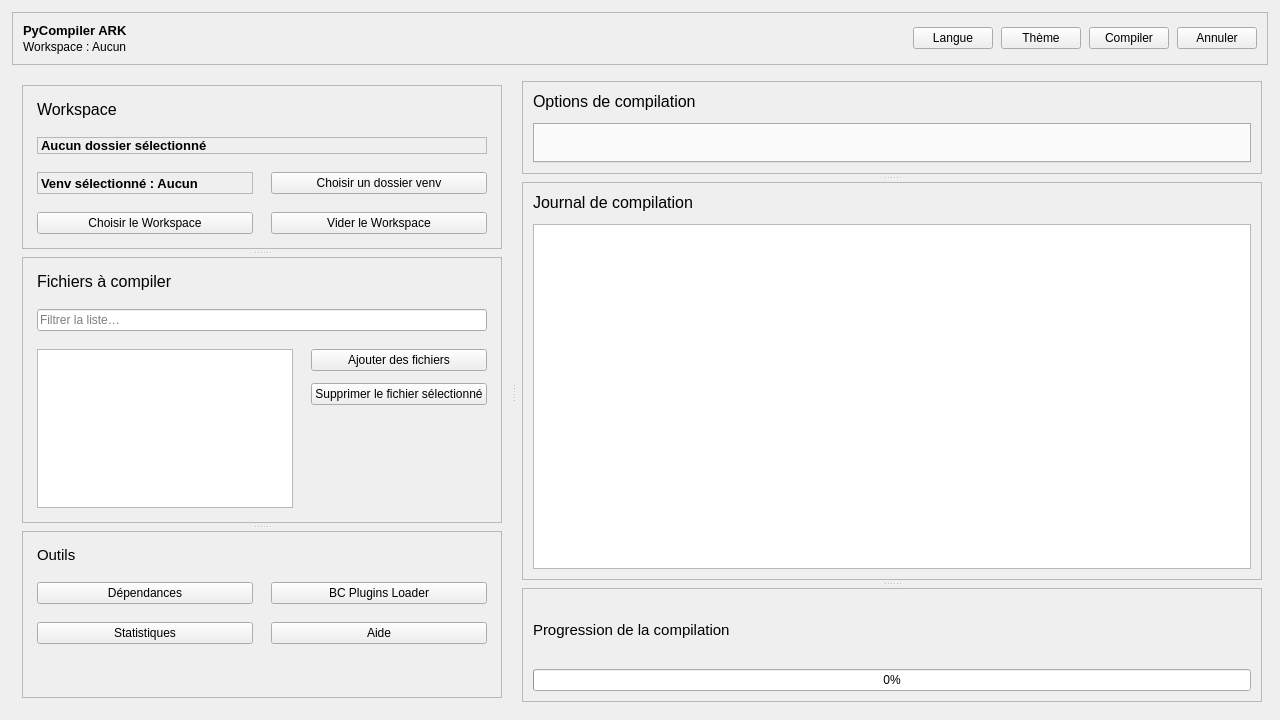
Above: ui/ui_design.ui from raidos23/PyCompiler_ARK before the change. Below: the same form after it.
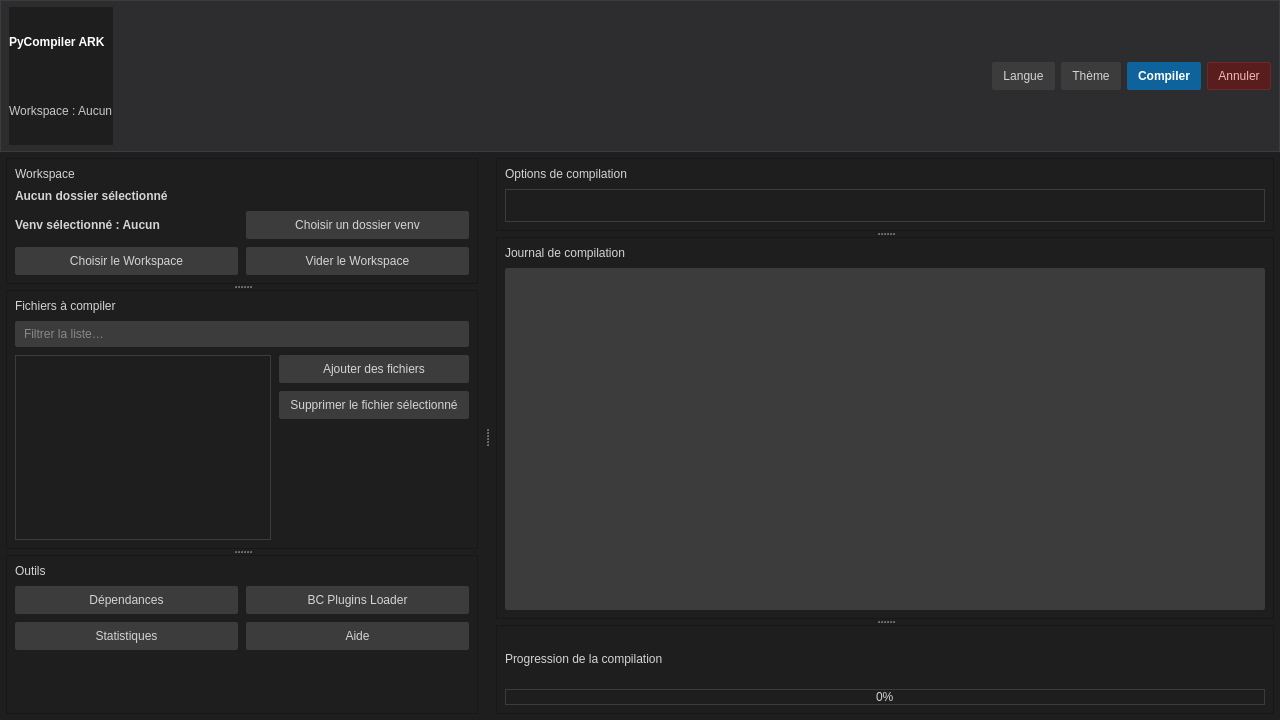
That is the form after the change.

Commit message: Refonte VSCode de l'interface principale

The edit to the form file:
```diff
--- a/ui/ui_design.ui
+++ b/ui/ui_design.ui
@@ -11,507 +11,275 @@
    </rect>
   </property>
   <property name="styleSheet">
-   <string notr="true">/* PyCompiler ARK — Dark Theme (ui/themes/dark.qss)
-   Palette sombre contrastée avec accent bleu
-*/
+   <string notr="true">/* PyCompiler ARK — VSCode inspired */
 
-/* Base */
 QWidget {
-  background: #121417; /* presque noir, confortable */
-  color: #E6E8EB;
-  font-family: &quot;Segoe UI&quot;, &quot;Noto Sans&quot;, &quot;DejaVu Sans&quot;, Arial, sans-serif;
-  font-size: 10pt;
+  background: #1E1E1E;
+  color: #D4D4D4;
+  font-family: "Segoe UI", "Noto Sans", "DejaVu Sans", Arial, sans-serif;
+  font-size: 9pt;
 }
 
 QToolTip {
-  background-color: #1B1E23;
-  color: #E6E8EB;
-  border: 1px solid #2A2F37;
-  border-radius: 6px;
+  background-color: #252526;
+  color: #D4D4D4;
+  border: 1px solid #3C3C3C;
+  border-radius: 2px;
   padding: 6px 8px;
 }
 
-/* Titres / labels */
-QLabel[objectName=&quot;label_workspace_section&quot;],
-QLabel[objectName=&quot;label_files_section&quot;],
-QLabel[objectName=&quot;label_options_section&quot;],
-QLabel[objectName=&quot;label_logs_section&quot;] {
+/* Header */
+QFrame#header {
+  background: #2D2D30;
+  border: 1px solid #3C3C3C;
+  border-radius: 0px;
+}
+QLabel#label_app_title {
+  color: #FFFFFF;
   font-weight: 600;
-  font-size: 12pt;
-  color: #F1F3F5;
-  padding-bottom: 4px;
 }
+QLabel#label_workspace_status {
+  color: #C8C8C8;
+}
 
-QLabel[objectName=&quot;label_main_actions&quot;],
-QLabel[objectName=&quot;label_config_actions&quot;],
-QLabel[objectName=&quot;label_tools&quot;],
-QLabel[objectName=&quot;label_settings&quot;],
-QLabel[objectName=&quot;label_progress&quot;] {
+/* Section labels */
+QLabel[objectName="label_workspace_section"],
+QLabel[objectName="label_files_section"],
+QLabel[objectName="label_options_section"],
+QLabel[objectName="label_logs_section"] {
   font-weight: 600;
-  font-size: 11pt;
-  color: #F1F3F5;
+  font-size: 9pt;
+  color: #C8C8C8;
   padding-bottom: 4px;
 }
+QLabel[objectName="label_main_actions"],
+QLabel[objectName="label_config_actions"],
+QLabel[objectName="label_tools"],
+QLabel[objectName="label_settings"],
+QLabel[objectName="label_progress"] {
+  font-weight: 600;
+  font-size: 9pt;
+  color: #C8C8C8;
+  padding-bottom: 4px;
+}
 
-/* Boutons */
+/* Buttons */
 QPushButton {
-  background: #1B1E23;
-  color: #E6E8EB;
-  border: 1px solid #2A2F37;
-  border-radius: 10px;
-  padding: 8px 14px;
-  font-size: 10pt;
+  background: #3C3C3C;
+  color: #D4D4D4;
+  border: 1px solid #3C3C3C;
+  border-radius: 2px;
+  padding: 6px 10px;
+  font-size: 9pt;
 }
-QPushButton:hover {
-  background: #232831;
-  border-color: #3A4049;
-}
-QPushButton:pressed {
-  background: #20242C;
-}
-QPushButton:disabled {
-  color: #878B93;
-  background: #1A1D21;
-  border-color: #1F2329;
-}
+QPushButton:hover { background: #454545; border-color: #454545; }
+QPushButton:pressed { background: #2A2A2A; }
+QPushButton:disabled { color: #8A8A8A; background: #2B2B2B; border-color: #2B2B2B; }
 
-/* Boutons principaux */
 QPushButton#compile_btn {
-  background: qlineargradient(x1:0, y1:0, x2:0, y2:1, stop:0 #3685FF, stop:1 #2D7DFF);
-  color: #ffffff;
-  border-color: #2D7DFF;
+  background: #0E639C;
+  color: #FFFFFF;
+  border-color: #0E639C;
   font-weight: 600;
 }
-QPushButton#compile_btn:hover { 
-  background: qlineargradient(x1:0, y1:0, x2:0, y2:1, stop:0 #4090FF, stop:1 #3280FF);
-  border-color: #3685FF;
-}
-QPushButton#compile_btn:pressed { 
-  background: #226AF0; 
-}
+QPushButton#compile_btn:hover { background: #1177BB; border-color: #1177BB; }
+QPushButton#compile_btn:pressed { background: #0B4F7A; }
 QPushButton#cancel_btn {
-  background: #3A2023;
-  color: #ffb3ba;
-  border: 1px solid #5A2A30;
+  background: #5A1D1D;
+  color: #F2B8B8;
+  border: 1px solid #6A2A2A;
 }
-QPushButton#cancel_btn:hover { 
-  background: #44262A;
-  border-color: #6A3A40;
-}
+QPushButton#cancel_btn:hover { background: #6A2727; border-color: #7A3030; }
 
-/* Cases à cocher */
-QCheckBox { color: #E6E8EB; }
-QCheckBox::indicator {
-  width: 16px; height: 16px;
-}
-QCheckBox::indicator:unchecked {
-  border: 1px solid #3A4049; border-radius: 3px; background: #14171B;
-}
-QCheckBox::indicator:checked {
-  image: none; border: 1px solid #2D7DFF; background: #2D7DFF;
-}
+/* Checkboxes &amp; Radio */
+QCheckBox { color: #D4D4D4; }
+QCheckBox::indicator { width: 14px; height: 14px; }
+QCheckBox::indicator:unchecked { border: 1px solid #3C3C3C; background: #1E1E1E; }
+QCheckBox::indicator:checked { image: none; border: 1px solid #007ACC; background: #007ACC; }
 
-/* Champs de saisie */
+QRadioButton::indicator { width: 14px; height: 14px; border: 1px solid #3C3C3C; background: #1E1E1E; border-radius: 7px; }
+QRadioButton::indicator:checked { background: #007ACC; border-color: #007ACC; }
+
+/* Inputs */
 QLineEdit, QTextEdit, QPlainTextEdit {
-  background: #14171B;
-  color: #E6E8EB;
-  border: 1px solid #2A2F37;
-  border-radius: 6px;
-  padding: 6px 8px;
+  background: #3C3C3C;
+  color: #D4D4D4;
+  border: 1px solid #3C3C3C;
+  border-radius: 2px;
+  padding: 4px 6px;
 }
-QLineEdit:focus, QTextEdit:focus, QPlainTextEdit:focus { border-color: #2D7DFF; }
+QLineEdit:focus, QTextEdit:focus, QPlainTextEdit:focus { border-color: #007ACC; }
 
-/* Listes */
+/* Lists &amp; Tables */
 QListWidget, QTreeWidget, QTableWidget, QTableView {
-  background: #14171B;
-  color: #E6E8EB;
-  border: 1px solid #2A2F37;
-  border-radius: 8px;
-  selection-background-color: #203357;
-  selection-color: #E6E8EB;
-  padding: 4px;
+  background: #1E1E1E;
+  color: #D4D4D4;
+  border: 1px solid #3C3C3C;
+  border-radius: 0px;
+  selection-background-color: #094771;
+  selection-color: #D4D4D4;
+  padding: 2px;
 }
-QListWidget::item, QTreeWidget::item {
-  padding: 6px 8px;
-  border-radius: 4px;
-}
-QListWidget::item:hover, QTreeWidget::item:hover {
-  background: #1B1E23;
-}
-QListWidget::item:selected, QTreeWidget::item:selected {
-  background: #203357;
-  color: #E6E8EB;
-}
-QListWidget::item:alternate {
-  background: #16191D;
-}
+QListWidget::item, QTreeWidget::item { padding: 4px 6px; }
+QListWidget::item:hover, QTreeWidget::item:hover { background: #2A2D2E; }
+QListWidget::item:selected, QTreeWidget::item:selected { background: #094771; color: #FFFFFF; }
 
-/* Onglets */
-QTabWidget::pane {
-  border: 1px solid #2A2F37; border-radius: 8px; background: #14171B;
-}
-QTabBar { background: #14171B; }
+/* Tabs */
+QTabWidget::pane { border: 1px solid #3C3C3C; background: #1E1E1E; }
+QTabBar { background: #2D2D30; }
 QTabBar::tab {
-  background: #1B1E23; color: #E6E8EB; padding: 6px 12px; border: 1px solid #2A2F37; border-bottom: none; border-top-left-radius: 8px; border-top-right-radius: 8px;
+  background: #2D2D30;
+  color: #D4D4D4;
+  padding: 6px 12px;
+  border: 1px solid #3C3C3C;
+  border-bottom: none;
 }
-QTabBar::tab:selected { background: #14171B; }
-QTabBar::tab:hover { background: #232831; }
+QTabBar::tab:selected { background: #1E1E1E; border-bottom-color: #1E1E1E; }
+QTabBar::tab:hover { background: #37373D; }
 
-/* Barre de progression */
+/* Progress */
 QProgressBar {
-  border: 1px solid #2A2F37; border-radius: 8px; text-align: center; background: #14171B; color: #E6E8EB; height: 14px;
+  border: 1px solid #3C3C3C;
+  border-radius: 0px;
+  text-align: center;
+  background: #1E1E1E;
+  color: #D4D4D4;
+  height: 12px;
 }
-QProgressBar::chunk { background-color: #2D7DFF; border-radius: 8px; }
+QProgressBar::chunk { background-color: #0E639C; }
 
-/* ComboBox */
+/* Combos &amp; Spin */
 QComboBox, QSpinBox, QDoubleSpinBox {
-  background: #14171B; color: #E6E8EB; border: 1px solid #2A2F37; border-radius: 6px; padding: 4px 8px;
+  background: #3C3C3C;
+  color: #D4D4D4;
+  border: 1px solid #3C3C3C;
+  border-radius: 2px;
+  padding: 4px 6px;
 }
-QComboBox:hover, QSpinBox:hover, QDoubleSpinBox:hover { background: #1B1E23; }
-QComboBox QAbstractItemView { background: #14171B; color: #E6E8EB; selection-background-color: #203357; selection-color: #E6E8EB; }
-
-/* Scrollbars (Qt6) */
-QScrollBar:vertical {
-  background: transparent; width: 12px; margin: 0px; border: none;
-}
-QScrollBar::handle:vertical {
-  background: #3A4049; min-height: 24px; border-radius: 6px;
-}
-QScrollBar::handle:vertical:hover { background: #4A5059; }
-QScrollBar::add-line:vertical, QScrollBar::sub-line:vertical { height: 0; }
-
-QScrollBar:horizontal {
-  background: transparent; height: 12px; margin: 0px; border: none;
-}
-QScrollBar::handle:horizontal {
-  background: #3A4049; min-width: 24px; border-radius: 6px;
-}
-QScrollBar::handle:horizontal:hover { background: #4A5059; }
-QScrollBar::add-line:horizontal, QScrollBar::sub-line:horizontal { width: 0; }
-
-/* Dialogs &amp; Message Boxes */
-QDialog, QMessageBox {
-  background: #14171B;
-  color: #E6E8EB;
-  border-radius: 12px;
-  border: 1px solid #2A2F37;
-}
-QDialog QLabel, QMessageBox QLabel { color: #E6E8EB; }
-QDialogButtonBox QPushButton, QMessageBox QPushButton {
-  background: #1B1E23;
-  color: #E6E8EB;
-  border: 1px solid #2A2F37;
-  border-radius: 10px;
-  padding: 6px 12px;
-  min-width: 90px;
-}
-QDialogButtonBox QPushButton:hover, QMessageBox QPushButton:hover { background: #232831; }
-QDialogButtonBox QPushButton:pressed, QMessageBox QPushButton:pressed { background: #20242C; }
-QDialogButtonBox QPushButton:default, QMessageBox QPushButton:default {
-  background: #2D7DFF; color: #ffffff; border-color: #2D7DFF;
-}
-QDialogButtonBox QPushButton:default:hover, QMessageBox QPushButton:default:hover { background: #226AF0; }
-
-/* Text edit log (monospace) */
-QTextEdit#log {
-  font-family: &quot;Cascadia Code&quot;, &quot;Fira Code&quot;, &quot;DejaVu Sans Mono&quot;, monospace;
-  font-size: 10pt;
-  background: #0F1113;
-}
-
-/* Modern selects and inputs */
-QComboBox {
-  background: #14171B;
-  color: #E6E8EB;
-  border: 1px solid #2A2F37;
-  border-radius: 10px;
-  padding: 6px 36px 6px 10px;
-}
-QComboBox:focus { border-color: #2D7DFF; }
-QComboBox::drop-down {
-  subcontrol-origin: padding;
-  subcontrol-position: top right;
-  width: 30px;
-  border-left: 1px solid #2A2F37;
-  background: #1B1E23;
-  border-top-right-radius: 10px;
-  border-bottom-right-radius: 10px;
-}
+QComboBox:hover, QSpinBox:hover, QDoubleSpinBox:hover { background: #454545; }
 QComboBox QAbstractItemView {
-  background: #14171B;
-  color: #E6E8EB;
-  border: 1px solid #2A2F37;
-  border-radius: 10px;
-  padding: 4px;
-  selection-background-color: #203357;
-  selection-color: #E6E8EB;
+  background: #252526;
+  color: #D4D4D4;
+  border: 1px solid #3C3C3C;
+  selection-background-color: #094771;
+  selection-color: #FFFFFF;
   outline: 0;
 }
-QComboBox QAbstractItemView::item { min-height: 26px; }
 
-QAbstractSpinBox {
-  background: #14171B;
-  color: #E6E8EB;
-  border: 1px solid #2A2F37;
-  border-radius: 10px;
-  padding: 6px 8px;
-}
-QAbstractSpinBox:focus { border-color: #2D7DFF; }
+QAbstractSpinBox:focus { border-color: #007ACC; }
 QSpinBox::up-button, QDoubleSpinBox::up-button {
   subcontrol-origin: border;
   subcontrol-position: top right;
-  width: 22px;
-  border-left: 1px solid #2A2F37;
-  background: #1B1E23;
-  border-top-right-radius: 10px;
+  width: 20px;
+  border-left: 1px solid #3C3C3C;
+  background: #2D2D30;
 }
 QSpinBox::down-button, QDoubleSpinBox::down-button {
   subcontrol-origin: border;
   subcontrol-position: bottom right;
-  width: 22px;
-  border-left: 1px solid #2A2F37;
-  background: #1B1E23;
-  border-bottom-right-radius: 10px;
+  width: 20px;
+  border-left: 1px solid #3C3C3C;
+  background: #2D2D30;
 }
 
-QRadioButton::indicator {
-  width: 16px; height: 16px;
-  border: 1px solid #3A4049; border-radius: 8px; background: #14171B;
+/* Frames &amp; Groups */
+QFrame[frameShape="4"] {
+  background: #252526;
+  border: 1px solid #3C3C3C;
+  border-radius: 0px;
 }
-QRadioButton::indicator:checked {
-  background: #2D7DFF; border-color: #2D7DFF;
-}
-
-/* Frames et groupes */
-QFrame[frameShape=&quot;4&quot;] {
-  background: #16191D;
-  border: 1px solid #2A2F37;
-  border-radius: 12px;
-}
-
-QGroupBox { 
-  border: 1px solid #2A2F37; 
-  border-radius: 10px; 
+QGroupBox {
+  border: 1px solid #3C3C3C;
+  border-radius: 0px;
   margin-top: 12px;
   padding-top: 8px;
 }
-QGroupBox::title { 
-  subcontrol-origin: margin; 
-  left: 12px; 
-  padding: 0 6px; 
-  background: transparent; 
-  color: #E6E8EB;
-  font-weight: 600;
-}
-
-/* Sidebar styling */
-QScrollArea#sidebarScrollArea {
-  background: #0F1113;
-  border-right: 1px solid #2A2F37;
-}
-QScrollArea#sidebarScrollArea &gt; QWidget {
-  background: #0F1113;
-}
-
-/* Main content area */
-QScrollArea#dashboardScrollArea {
-  background: #121417;
-}
-
-
-/* === Coverage: hidden widgets === */
-QToolButton {
-  background: palette(button);
-  color: palette(text);
-  border: 1px solid palette(mid);
-  border-radius: 8px;
-  padding: 6px 10px;
-}
-QToolButton:hover { background: palette(light); }
-QToolButton:pressed, QToolButton:checked { background: palette(mid); }
-QToolButton::menu-button { border: none; width: 16px; }
-
-QCommandLinkButton {
-  background: palette(button);
-  color: palette(text);
-  border: 1px solid palette(mid);
-  border-radius: 10px;
-  padding: 8px 12px;
-}
-QCommandLinkButton:hover { background: palette(light); }
-QCommandLinkButton:pressed { background: palette(mid); }
-QCommandLinkButton:disabled { color: palette(mid); background: palette(window); border-color: palette(mid); }
-
-QToolBox::tab {
-  background: palette(button);
-  color: palette(text);
-  border: 1px solid palette(mid);
-  border-top-left-radius: 8px;
-  border-top-right-radius: 8px;
-  padding: 6px 10px;
-}
-QToolBox::tab:selected { background: palette(base); }
-QToolBox QWidget { background: palette(window); }
-
-QDockWidget {
-  background: palette(window);
-  border: 1px solid palette(mid);
-}
-QDockWidget::title {
-  text-align: left;
-  padding: 6px 10px;
-  background: palette(base);
-  color: palette(text);
-  border-bottom: 1px solid palette(mid);
-}
-QDockWidget::close-button, QDockWidget::float-button {
-  border: none;
+QGroupBox::title {
+  subcontrol-origin: margin;
+  left: 12px;
+  padding: 0 6px;
   background: transparent;
-  padding: 2px;
+  color: #D4D4D4;
+  font-weight: 600;
 }
-QDockWidget::close-button:hover, QDockWidget::float-button:hover {
-  background: palette(light);
-}
 
-QCalendarWidget {
-  background: palette(base);
-  border: 1px solid palette(mid);
-  border-radius: 8px;
-}
-QCalendarWidget QWidget#qt_calendar_navigationbar {
-  background: palette(button);
-  border-bottom: 1px solid palette(mid);
-}
-QCalendarWidget QToolButton {
-  background: palette(button);
-  color: palette(text);
-  border: 1px solid palette(mid);
-  border-radius: 6px;
-  padding: 4px 8px;
-}
-QCalendarWidget QToolButton:hover { background: palette(light); }
-QCalendarWidget QSpinBox { background: palette(base); border: 1px solid palette(mid); }
-QCalendarWidget QAbstractItemView {
-  background: palette(base);
-  selection-background-color: palette(highlight);
-  selection-color: palette(highlighted-text);
-}
-QCalendarWidget QAbstractItemView:disabled { color: palette(mid); }
-
-QDateEdit, QTimeEdit, QDateTimeEdit {
-  background: palette(base);
-  color: palette(text);
-  border: 1px solid palette(mid);
-  border-radius: 6px;
-  padding: 4px 8px;
-}
-QDateEdit:focus, QTimeEdit:focus, QDateTimeEdit:focus { border-color: palette(highlight); }
-
-QSlider::groove:horizontal { height: 6px; background: palette(midlight); border-radius: 3px; }
-QSlider::handle:horizontal { width: 16px; height: 16px; margin: -5px 0; border-radius: 8px; background: palette(highlight); border: 1px solid palette(mid); }
-QSlider::sub-page:horizontal { background: palette(highlight); border-radius: 3px; }
-QSlider::add-page:horizontal { background: palette(midlight); border-radius: 3px; }
-QSlider::groove:vertical { width: 6px; background: palette(midlight); border-radius: 3px; }
-QSlider::handle:vertical { width: 16px; height: 16px; margin: 0 -5px; border-radius: 8px; background: palette(highlight); border: 1px solid palette(mid); }
-QSlider::sub-page:vertical { background: palette(highlight); border-radius: 3px; }
-QSlider::add-page:vertical { background: palette(midlight); border-radius: 3px; }
-QSlider:disabled { color: palette(mid); }
-
-QLCDNumber {
-  color: palette(highlight);
-  background: palette(base);
-  border: 1px solid palette(mid);
-  border-radius: 6px;
-  padding: 4px;
-}
-
-QToolBar {
-  background: palette(window);
-  border-bottom: 1px solid palette(mid);
-  spacing: 6px;
-}
-QToolBar::separator { background: palette(mid); width: 1px; height: 1px; margin: 4px; }
-
-/* === Theme polish === */
-QHeaderView::section {
-  background: #1B1E23;
-  color: #E6E8EB;
-  border: 1px solid #2A2F37;
-  padding: 6px 10px;
-}
-QHeaderView::section:hover { background: #232831; }
-
-QMenuBar {
-  background: #16191D;
-  color: #E6E8EB;
-  border-bottom: 1px solid #2A2F37;
-}
-QMenuBar::item { padding: 6px 10px; background: transparent; border-radius: 8px; }
-QMenuBar::item:selected { background: #232831; }
-
+/* Menus */
+QMenuBar { background: #2D2D30; color: #D4D4D4; }
+QMenuBar::item:selected { background: #37373D; }
 QMenu {
-  background: #14171B;
-  color: #E6E8EB;
-  border: 1px solid #2A2F37;
-  border-radius: 10px;
+  background: #252526;
+  color: #D4D4D4;
+  border: 1px solid #3C3C3C;
 }
 QMenu::item { padding: 6px 12px; }
-QMenu::item:selected { background: #203357; }
-QMenu::separator { height: 1px; background: #2A2F37; margin: 6px 8px; }
+QMenu::item:selected { background: #094771; }
+QMenu::separator { height: 1px; background: #3C3C3C; margin: 6px 8px; }
 
 QStatusBar {
-  background: #16191D;
-  color: #878B93;
-  border-top: 1px solid #2A2F37;
+  background: #007ACC;
+  color: #FFFFFF;
+  border-top: 1px solid #005F9E;
 }
 QStatusBar::item { border: none; }
 
-QListWidget::item:hover, QTreeWidget::item:hover, QTableView::item:hover {
-  background: #203357;
-}
+/* Scrollbars */
+QScrollBar:vertical { background: transparent; width: 12px; margin: 0px; border: none; }
+QScrollBar::handle:vertical { background: #3F3F3F; min-height: 24px; }
+QScrollBar::handle:vertical:hover { background: #4B4B4B; }
+QScrollBar::add-line:vertical, QScrollBar::sub-line:vertical { height: 0; }
+QScrollBar:horizontal { background: transparent; height: 12px; margin: 0px; border: none; }
+QScrollBar::handle:horizontal { background: #3F3F3F; min-width: 24px; }
+QScrollBar::handle:horizontal:hover { background: #4B4B4B; }
+QScrollBar::add-line:horizontal, QScrollBar::sub-line:horizontal { width: 0; }
 </string>
   </property>
   <layout class="QVBoxLayout" name="rootLayout">
    <property name="spacing">
-    <number>10</number>
+    <number>0</number>
    </property>
    <property name="leftMargin">
-    <number>12</number>
+    <number>0</number>
    </property>
    <property name="topMargin">
-    <number>12</number>
+    <number>0</number>
    </property>
    <property name="rightMargin">
-    <number>12</number>
+    <number>0</number>
    </property>
    <property name="bottomMargin">
-    <number>12</number>
+    <number>0</number>
    </property>
    <item>
     <widget class="QFrame" name="header">
+     <property name="minimumSize">
+      <size>
+       <width>0</width>
+       <height>44</height>
+      </size>
+     </property>
      <property name="frameShape">
       <enum>QFrame::Shape::StyledPanel</enum>
      </property>
      <layout class="QHBoxLayout" name="headerLayout">
       <property name="spacing">
-       <number>10</number>
+       <number>8</number>
       </property>
       <property name="leftMargin">
-       <number>10</number>
+       <number>8</number>
       </property>
       <property name="topMargin">
-       <number>10</number>
+       <number>6</number>
       </property>
       <property name="rightMargin">
-       <number>10</number>
+       <number>8</number>
       </property>
       <property name="bottomMargin">
-       <number>10</number>
+       <number>6</number>
       </property>
       <item>
        <layout class="QVBoxLayout" name="headerLeftLayout">
         <property name="spacing">
-         <number>2</number>
+         <number>0</number>
         </property>
         <property name="leftMargin">
          <number>0</number>
@@ -564,7 +332,7 @@
       <item>
        <layout class="QHBoxLayout" name="headerRightLayout">
         <property name="spacing">
-         <number>8</number>
+         <number>6</number>
         </property>
         <property name="leftMargin">
          <number>0</number>
@@ -624,32 +392,41 @@
     </widget>
    </item>
    <item>
-    <widget class="QSplitter" name="mainSplitter">
-     <property name="orientation">
-      <enum>Qt::Orientation::Horizontal</enum>
+   <widget class="QSplitter" name="mainSplitter">
+    <property name="orientation">
+     <enum>Qt::Orientation::Horizontal</enum>
+    </property>
+    <property name="handleWidth">
+     <number>6</number>
+    </property>
+    <widget class="QWidget" name="leftPanel">
+     <property name="minimumSize">
+      <size>
+       <width>280</width>
+       <height>0</height>
+      </size>
      </property>
-     <widget class="QWidget" name="leftPanel">
-      <property name="sizePolicy">
-       <sizepolicy hsizetype="Preferred" vsizetype="Expanding">
-        <horstretch>0</horstretch>
+     <property name="sizePolicy">
+      <sizepolicy hsizetype="Preferred" vsizetype="Expanding">
+       <horstretch>0</horstretch>
         <verstretch>0</verstretch>
        </sizepolicy>
       </property>
       <layout class="QVBoxLayout" name="leftLayout">
        <property name="spacing">
-        <number>18</number>
+        <number>8</number>
        </property>
        <property name="leftMargin">
-        <number>10</number>
+        <number>6</number>
        </property>
        <property name="topMargin">
-        <number>10</number>
+        <number>6</number>
        </property>
        <property name="rightMargin">
-        <number>10</number>
+        <number>6</number>
        </property>
        <property name="bottomMargin">
-        <number>10</number>
+        <number>6</number>
        </property>
        <item>
         <widget class="QSplitter" name="leftSplitter">
@@ -657,7 +434,7 @@
           <enum>Qt::Orientation::Vertical</enum>
          </property>
          <property name="handleWidth">
-          <number>8</number>
+          <number>6</number>
          </property>
          <widget class="QFrame" name="frame_workspace">
           <property name="frameShape">
@@ -665,26 +442,26 @@
           </property>
           <layout class="QGridLayout" name="layout_workspace_grid">
            <property name="leftMargin">
-            <number>14</number>
+            <number>8</number>
            </property>
            <property name="topMargin">
-            <number>14</number>
+            <number>8</number>
            </property>
            <property name="rightMargin">
-            <number>14</number>
+            <number>8</number>
            </property>
            <property name="bottomMargin">
-            <number>14</number>
+            <number>8</number>
            </property>
            <property name="spacing">
-            <number>18</number>
+            <number>8</number>
            </property>
            <item row="0" column="0" colspan="2">
             <widget class="QLabel" name="label_workspace_section">
              <property name="font">
               <font>
                <family>Segoe UI</family>
-               <pointsize>12</pointsize>
+               <pointsize>9</pointsize>
                <fontweight>DemiBold</fontweight>
               </font>
              </property>
@@ -703,10 +480,10 @@
               </font>
              </property>
              <property name="frameShape">
-              <enum>QFrame::Shape::StyledPanel</enum>
+              <enum>QFrame::Shape::NoFrame</enum>
              </property>
              <property name="frameShadow">
-              <enum>QFrame::Shadow::Sunken</enum>
+              <enum>QFrame::Shadow::Plain</enum>
              </property>
              <property name="text">
               <string>Aucun dossier sélectionné</string>
@@ -729,10 +506,10 @@
               </font>
              </property>
              <property name="frameShape">
-              <enum>QFrame::Shape::StyledPanel</enum>
+              <enum>QFrame::Shape::NoFrame</enum>
              </property>
              <property name="frameShadow">
-              <enum>QFrame::Shadow::Sunken</enum>
+              <enum>QFrame::Shadow::Plain</enum>
              </property>
              <property name="text">
               <string>Venv sélectionné : Aucun</string>
@@ -780,24 +557,24 @@
           </property>
           <layout class="QGridLayout" name="layout_files_grid">
            <property name="leftMargin">
-            <number>14</number>
+            <number>8</number>
            </property>
            <property name="topMargin">
-            <number>14</number>
+            <number>8</number>
            </property>
            <property name="rightMargin">
-            <number>14</number>
+            <number>8</number>
            </property>
            <property name="bottomMargin">
-            <number>14</number>
+            <number>8</number>
            </property>
            <property name="spacing">
-            <number>18</number>
+            <number>8</number>
            </property>
            <item row="2" column="1">
             <layout class="QVBoxLayout" name="layout_file_actions">
              <property name="spacing">
-              <number>12</number>
+              <number>8</number>
              </property>
              <property name="leftMargin">
               <number>0</number>
@@ -865,7 +642,7 @@
              <property name="font">
               <font>
                <family>Segoe UI</family>
-               <pointsize>12</pointsize>
+               <pointsize>9</pointsize>
                <fontweight>DemiBold</fontweight>
               </font>
              </property>
@@ -885,19 +662,19 @@
           </property>
           <layout class="QGridLayout" name="layout_tools_grid">
            <property name="leftMargin">
-            <number>14</number>
+            <number>8</number>
            </property>
            <property name="topMargin">
-            <number>14</number>
+            <number>8</number>
            </property>
            <property name="rightMargin">
-            <number>14</number>
+            <number>8</number>
            </property>
            <property name="bottomMargin">
-            <number>14</number>
+            <number>8</number>
            </property>
            <property name="spacing">
-            <number>18</number>
+            <number>8</number>
            </property>
            <item row="2" column="0">
             <widget class="QPushButton" name="btn_show_stats">
@@ -957,7 +734,7 @@
              <property name="font">
               <font>
                <family>Segoe UI</family>
-               <pointsize>11</pointsize>
+               <pointsize>9</pointsize>
                <fontweight>DemiBold</fontweight>
               </font>
              </property>
@@ -981,7 +758,7 @@
       </property>
       <layout class="QVBoxLayout" name="rightLayout">
        <property name="spacing">
-        <number>16</number>
+        <number>8</number>
        </property>
        <property name="leftMargin">
         <number>6</number>
@@ -1001,7 +778,7 @@
           <enum>Qt::Orientation::Vertical</enum>
          </property>
          <property name="handleWidth">
-          <number>8</number>
+          <number>6</number>
          </property>
          <widget class="QFrame" name="frame_options">
           <property name="frameShape">
@@ -1009,26 +786,26 @@
           </property>
           <layout class="QVBoxLayout" name="layout_options">
            <property name="spacing">
-            <number>12</number>
+            <number>8</number>
            </property>
            <property name="leftMargin">
-            <number>10</number>
+            <number>8</number>
            </property>
            <property name="topMargin">
-            <number>10</number>
+            <number>8</number>
            </property>
            <property name="rightMargin">
-            <number>10</number>
+            <number>8</number>
            </property>
            <property name="bottomMargin">
-            <number>10</number>
+            <number>8</number>
            </property>
            <item>
             <widget class="QLabel" name="label_options_section">
              <property name="font">
               <font>
                <family>Segoe UI</family>
-               <pointsize>12</pointsize>
+               <pointsize>9</pointsize>
                <fontweight>DemiBold</fontweight>
               </font>
              </property>
@@ -1052,26 +829,26 @@
           </property>
           <layout class="QVBoxLayout" name="layout_logs">
            <property name="spacing">
-            <number>12</number>
+            <number>8</number>
            </property>
            <property name="leftMargin">
-            <number>10</number>
+            <number>8</number>
            </property>
            <property name="topMargin">
-            <number>10</number>
+            <number>8</number>
            </property>
            <property name="rightMargin">
-            <number>10</number>
+            <number>8</number>
            </property>
            <property name="bottomMargin">
-            <number>10</number>
+            <number>8</number>
            </property>
            <item>
             <widget class="QLabel" name="label_logs_section">
              <property name="font">
               <font>
                <family>Segoe UI</family>
-               <pointsize>12</pointsize>
+               <pointsize>9</pointsize>
                <fontweight>DemiBold</fontweight>
               </font>
              </property>
@@ -1098,26 +875,26 @@
           </property>
           <layout class="QVBoxLayout" name="layout_progress">
            <property name="spacing">
-            <number>8</number>
+            <number>6</number>
            </property>
            <property name="leftMargin">
-            <number>10</number>
+            <number>8</number>
            </property>
            <property name="topMargin">
-            <number>10</number>
+            <number>8</number>
            </property>
            <property name="rightMargin">
-            <number>10</number>
+            <number>8</number>
            </property>
            <property name="bottomMargin">
-            <number>10</number>
+            <number>8</number>
            </property>
            <item>
             <widget class="QLabel" name="label_progress">
              <property name="font">
               <font>
                <family>Segoe UI</family>
-               <pointsize>11</pointsize>
+               <pointsize>9</pointsize>
                <fontweight>DemiBold</fontweight>
               </font>
              </property>
```
The commit also changes 1 other file.
